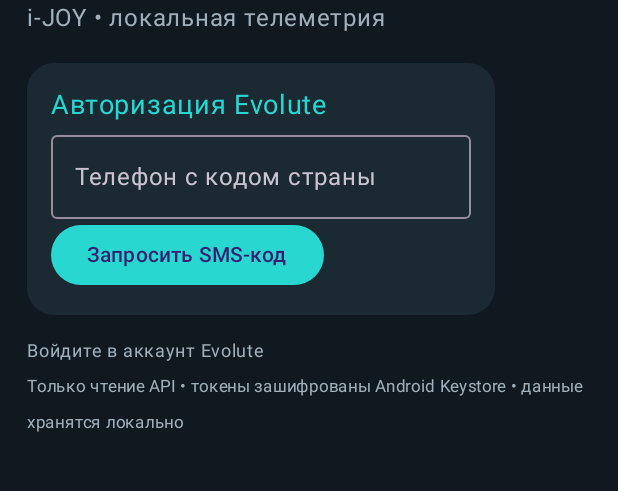
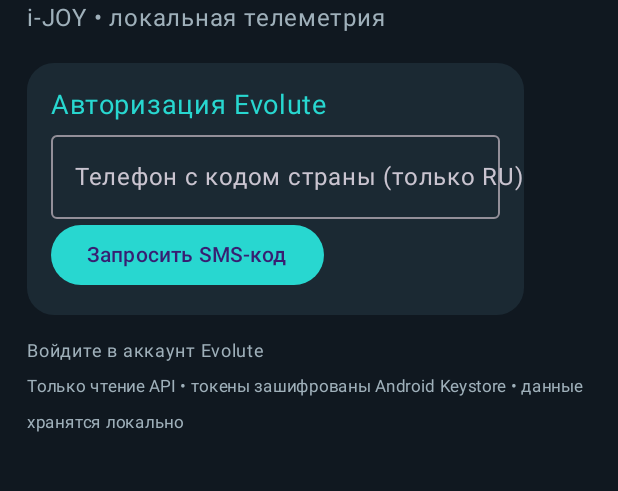
Before and after one commit to cthfyn77-sketch/evolute-telemetry-pro-, an Android app built with Jetpack Compose: the screen it shows after launch (MainActivity), on a phone screen of 412 x 824 dp, the part 113-604 px from its top. Run offline under Robolectric (Android 15) with nearby library versions, the phone set to English and light mode, and no system bars.

Commit message:
Clarify Russian phone number input

```diff
--- a/app/src/main/java/com/evolute/telemetrypro/MainActivity.kt
+++ b/app/src/main/java/com/evolute/telemetrypro/MainActivity.kt
@@ -117,7 +117,7 @@ private fun TelemetryProApp(
                 Card(colors = CardDefaults.cardColors(containerColor = Panel), shape = RoundedCornerShape(18.dp)) {
                     Column(Modifier.padding(16.dp)) {
                         Text("Авторизация Evolute", color = Cyan, fontSize = 18.sp)
-                        OutlinedTextField(phone, { phone = it.filter(Char::isDigit).take(15) }, label = { Text("Телефон с кодом страны") }, singleLine = true)
+                        OutlinedTextField(phone, { phone = it.filter(Char::isDigit).take(15) }, label = { Text("Телефон с кодом страны (только RU)") }, singleLine = true)
                         Button(enabled = !busy, onClick = {
                             busy = true
                             scope.launch {
```
